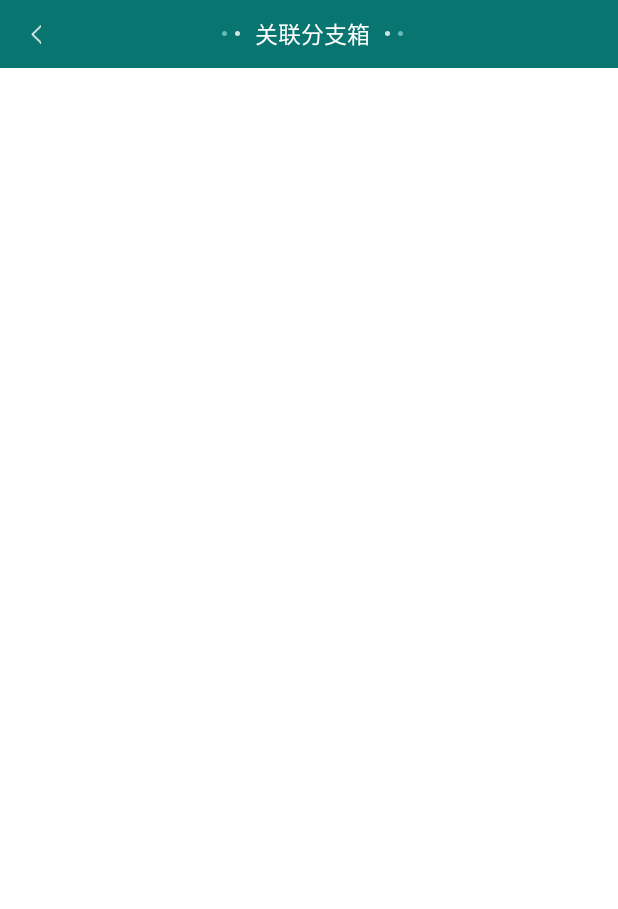
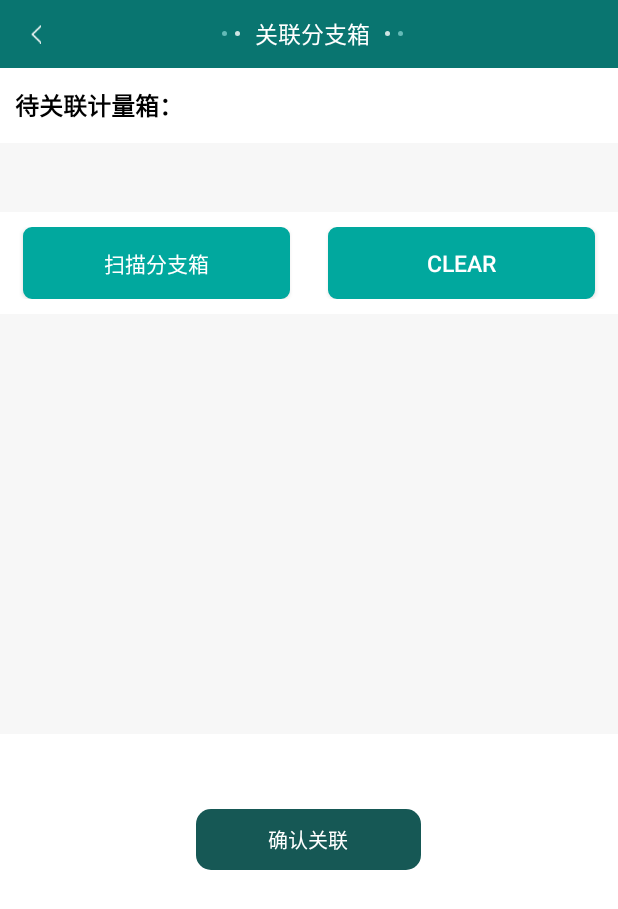
Before and after one commit to zane618/android-ah-uhf-new, an Android app: the FenzhixActivity screen opened directly, with no data from a screen before it, on a phone screen of 412 x 824 dp. Shown: the top 909 px of the screen. Run offline under Robolectric (Android 15) with nearby library versions, the phone set to English and light mode, and no system bars; our stand-ins replace ButterKnife, EventBus; libraries missing offline, so code that uses them is left out: com.chad.library; 4 statements that could not run were skipped.

Commit message:
分支箱处理

```diff
--- a/app/src/main/AndroidManifest.xml
+++ b/app/src/main/AndroidManifest.xml
@@ -51,7 +51,7 @@
         <activity
             android:name=".activity.RecordDataActivity" />
         <activity
-            android:name=".activity.FenzhixActivity" />
+            android:name=".activity.fenzhix.FenzhixActivity" />
         <activity
             android:name=".activity.pic.PhotoPickerActivity" />
         <activity
--- a/app/src/main/java/com/beiming/uhf_test/activity/FenzhixActivity.kt
+++ /dev/null
@@ -1,28 +0,0 @@
-package com.beiming.uhf_test.activity
-
-import com.beiming.uhf_test.base.BaseActivity
-import com.beiming.uhf_test.databinding.ActivityFenzhixBinding
-
-/**
- * created by zhangshi on 2022/8/9.
- */
-class FenzhixActivity : BaseActivity() {
-    private lateinit var binding: ActivityFenzhixBinding
-
-    override fun setContentView() {
-        binding = ActivityFenzhixBinding.inflate(layoutInflater)
-        setContentView(binding.root)
-    }
-
-    override fun initView() {
-        binding.inTitle.tvTitleName.text = "关联分支箱"
-    }
-
-    override fun initListener() {
-        TODO("Not yet implemented")
-    }
-
-    override fun initData() {
-        TODO("Not yet implemented")
-    }
-}
--- /dev/null
+++ b/app/src/main/java/com/beiming/uhf_test/activity/fenzhix/FzxBarCodeAdpater.java
@@ -0,0 +1,61 @@
+package com.beiming.uhf_test.activity.fenzhix;
+
+import android.content.Context;
+import android.text.TextUtils;
+import android.widget.ImageView;
+
+import androidx.annotation.Nullable;
+
+import com.beiming.uhf_test.R;
+import com.beiming.uhf_test.bean.BarCodeBean;
+import com.beiming.uhf_test.bean.MeasBoxBean;
+import com.chad.library.adapter.base.BaseQuickAdapter;
+import com.chad.library.adapter.base.BaseViewHolder;
+
+import java.util.List;
+
+/**
+ * 扫描条形码的适配器,分支箱 显示勾选
+ */
+
+public class FzxBarCodeAdpater extends BaseQuickAdapter<BarCodeBean, BaseViewHolder> {
+
+    public FzxBarCodeAdpater(@Nullable List<BarCodeBean> data) {
+        super(R.layout.listtag_items_fenzhix, data);
+    }
+
+
+    @Override
+    protected void convert(BaseViewHolder helper, BarCodeBean item) {
+
+        if (helper.getAdapterPosition() % 2 == 0)
+            helper.setBackgroundColor(R.id.item, mContext.getResources().getColor(R.color.bg_gray));
+        else
+            helper.setBackgroundColor(R.id.item, mContext.getResources().getColor(R.color.white));
+
+        if (!TextUtils.isEmpty(item.getBarCode())) {
+            helper.setText(R.id.tv_tag_uii, "分支箱：" + item.getBarCode());
+            helper.setTextColor(R.id.tv_tag_uii, mContext.getResources().getColor(R.color.black));
+
+        }
+        ImageView iv = helper.getView(R.id.iv);
+        if (item.isSelect()) {
+            iv.setImageResource(R.drawable.rb_sel);
+        } else {
+            iv.setImageResource(R.drawable.rb_nol);
+        }
+        iv.setOnClickListener(v -> {
+            boolean old = item.isSelect();
+            if (old) { //选中状态，再点击 不给效果
+                return;
+            }
+            boolean newer = true;
+            for (BarCodeBean bean : getData()) {
+                bean.setSelect(!newer);
+            }
+            item.setSelect(newer);
+
+            notifyDataSetChanged();
+        });
+    }
+}
--- a/app/src/main/java/com/beiming/uhf_test/base/BaseActivity.java
+++ b/app/src/main/java/com/beiming/uhf_test/base/BaseActivity.java
@@ -54,6 +54,7 @@ public abstract class BaseActivity extends AppCompatActivity {
     @Override
     protected void onCreate(@Nullable Bundle savedInstanceState) {
         super.onCreate(savedInstanceState);
+        getData();
         // 添加Activity到堆栈
         AppManager.getAppManager().addActivity(this);
         supportRequestWindowFeature(Window.FEATURE_NO_TITLE);
@@ -83,6 +84,10 @@ public abstract class BaseActivity extends AppCompatActivity {
 //        hideBottomUIMenu();
         //设置软键盘弹出遮盖其他布局
         getWindow().setSoftInputMode(WindowManager.LayoutParams.SOFT_INPUT_ADJUST_PAN);
+    }
+
+    protected void getData(){
+
     }
 
     @Override
--- a/app/src/main/java/com/beiming/uhf_test/fragment/UHFReadTagFragment.java
+++ b/app/src/main/java/com/beiming/uhf_test/fragment/UHFReadTagFragment.java
@@ -405,7 +405,7 @@ public class UHFReadTagFragment extends KeyDwonFragment implements View.OnClickL
             btnShibie.setText(mContext.getString(R.string.title_stop_Inventory));
             RfidHelper.getInstance().startScan(new IRfidListener() {
                 @Override
-                public void onRfidResult(@NonNull String s) {
+                public void onRfidResult(String s) {
                     LogPrintUtil.zhangshi("thread: " + Thread.currentThread().getName()
                             + "  s: " + s);
                     addEPCToList(s);
--- a/app/src/main/java/com/beiming/uhf_test/tools/rfid/IRfidListener.kt
+++ b/app/src/main/java/com/beiming/uhf_test/tools/rfid/IRfidListener.kt
@@ -5,7 +5,7 @@ package com.beiming.uhf_test.tools.rfid
  */
 interface IRfidListener {
 
-    fun onRfidResult(s: String)
+    fun onRfidResult(s: String?)
 
     fun onStop()
 
--- a/app/src/main/java/com/beiming/uhf_test/tools/rfid/RfidHelper.java
+++ b/app/src/main/java/com/beiming/uhf_test/tools/rfid/RfidHelper.java
@@ -314,6 +314,7 @@ public class RfidHelper implements ReadListener {
         public boolean handleMessage(@NonNull Message msg) {
             switch (msg.what) {
                 case 1:
+                    LogPrintUtil.zhangshi("rfid: s: " + msg.obj);
                     if (listener != null) {
                         listener.onRfidResult(msg.obj.toString());
                     }
--- a/app/src/main/res/layout/activity_fenzhix.xml
+++ b/app/src/main/res/layout/activity_fenzhix.xml
@@ -10,5 +10,87 @@
         android:id="@+id/in_title"
         layout="@layout/include_title_bar" />
 
+    <TextView
+        android:layout_width="wrap_content"
+        android:layout_height="50dp"
+        android:text="待关联计量箱："
+        android:gravity="center_vertical"
+        android:layout_marginLeft="10dp"
+        android:textColor="@color/black"
+        android:textSize="16sp"
+        android:textStyle="bold" />
+
+    <LinearLayout
+        android:id="@+id/ll_item"
+        android:layout_width="match_parent"
+        android:layout_height="wrap_content"
+        android:gravity="center_vertical"
+        android:orientation="horizontal"
+        android:background="@color/bg_gray"
+        android:paddingLeft="10dp"
+        android:paddingTop="13dp"
+        android:paddingRight="10dp"
+        android:paddingBottom="13dp">
+
+        <TextView
+            android:id="@+id/tv_xiang"
+            android:layout_width="0dip"
+            android:layout_height="wrap_content"
+            android:layout_weight="5"
+            tools:text="箱：34932488302239820840" />
+
+    </LinearLayout>
+
+    <LinearLayout
+        android:id="@+id/layout12"
+        android:layout_width="fill_parent"
+        android:layout_height="wrap_content"
+        android:orientation="horizontal"
+        android:padding="10dp">
+
+        <Button
+            android:id="@+id/btnScan"
+            android:layout_width="wrap_content"
+            android:layout_height="wrap_content"
+            android:layout_marginLeft="5dp"
+            android:layout_marginRight="5dp"
+            android:layout_weight="1"
+            android:background="@drawable/button_bg"
+            android:text="扫描分支箱"
+            android:textColor="@color/white" />
+
+        <Button
+            android:id="@+id/BtClear"
+            android:layout_width="wrap_content"
+            android:layout_height="wrap_content"
+            android:layout_weight="1"
+            android:layout_marginLeft="20dp"
+            android:layout_marginRight="5dp"
+            android:background="@drawable/button_bg"
+            android:text="@string/btClear"
+            android:textColor="@color/white"
+            android:textSize="15sp" />
+    </LinearLayout>
+
+    <androidx.recyclerview.widget.RecyclerView
+        android:id="@+id/rv_box"
+        android:layout_width="match_parent"
+        android:layout_height="280dp"
+        android:background="@color/gray_f7f7f7">
+
+    </androidx.recyclerview.widget.RecyclerView>
+
+    <TextView
+        android:id="@+id/sure"
+        android:layout_width="150dp"
+        android:layout_height="wrap_content"
+        android:layout_marginTop="50dp"
+        android:gravity="center"
+        android:padding="10dp"
+        android:layout_gravity="center"
+        android:textSize="13sp"
+        android:textColor="@color/white"
+        android:background="@drawable/sel_01"
+        android:text="确认关联"/>
 
 </LinearLayout>
```
Also changed, not shown: app/src/main/java/com/beiming/uhf_test/activity/fenzhix/FenzhixActivity.kt (added, +129 -0 lines), app/src/main/java/com/beiming/uhf_test/bean/BarCodeBean.java (+10 -0 lines), app/src/main/java/com/beiming/uhf_test/fragment/DataRecordFragment.java (+14 -5 lines), app/src/main/java/com/beiming/uhf_test/fragment/KeyDwonFragment.java (+4 -4 lines), app/src/main/res/layout/listtag_items_fenzhix.xml (added, +26 -0 lines).
